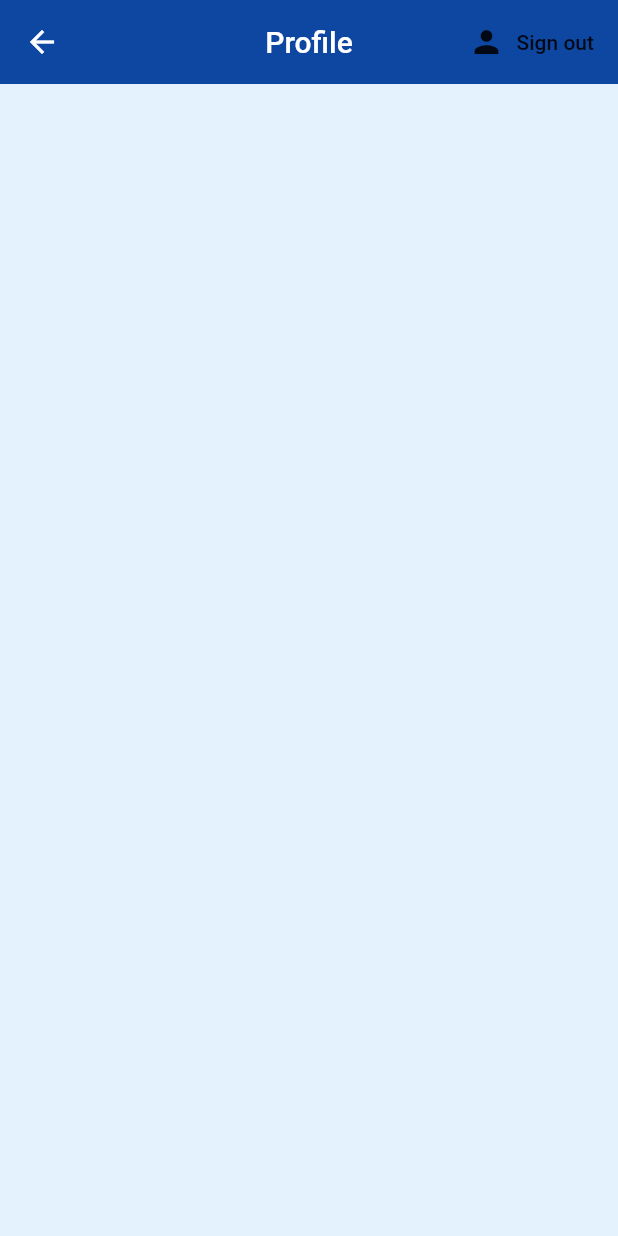
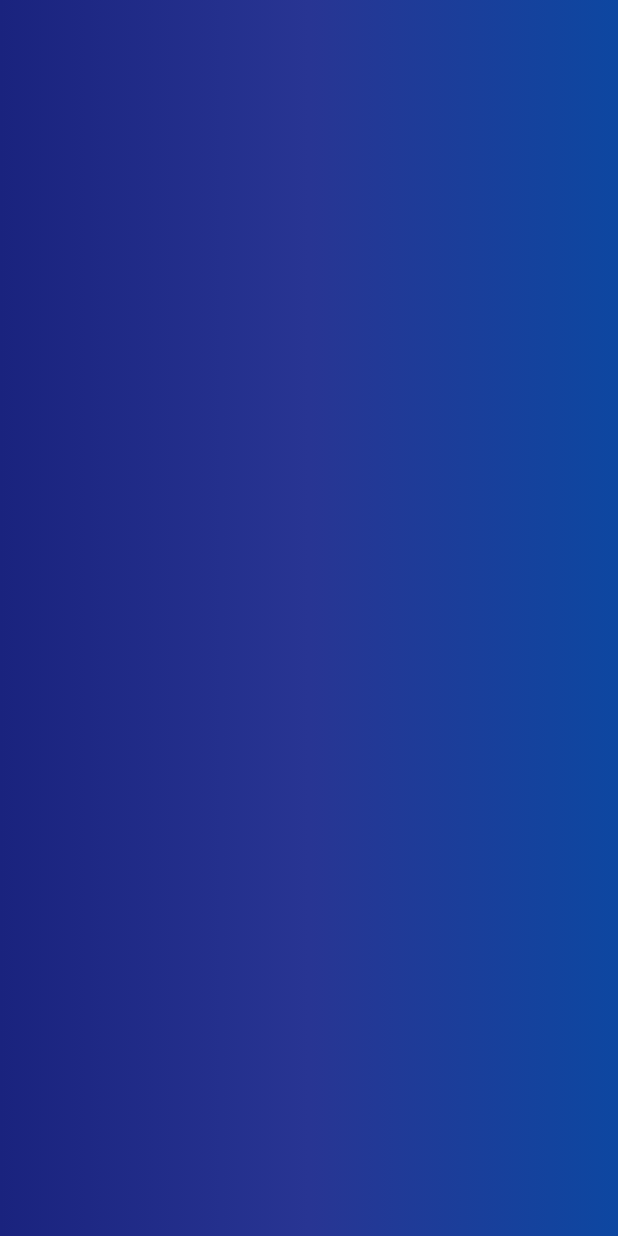
Before and after one commit to albertzoom11/HFAS_Cadets, a Flutter app: the Profile screen opened by its route, on a phone screen of 412 x 824 dp. Run offline on Flutter 3.47's test engine with Material 2 defaults, Android fonts, the phone set to English and light mode, and no system bars; our stand-ins replace cloud_firestore, firebase_auth, flutter_spinkit, google_sign_in, simple_animations; accounts and stored records are empty.

Commit message:
no screen rotation allowed and creation of size config

```diff
--- a/hfas_cadets/lib/main.dart
+++ b/hfas_cadets/lib/main.dart
@@ -1,4 +1,5 @@
 import 'package:flutter/material.dart';
+import 'package:flutter/services.dart';
 import 'package:hfascadets/screens/authentication/forgot_password.dart';
 import 'package:hfascadets/screens/authentication/main_menu.dart';
 import 'package:hfascadets/screens/authentication/sign_in.dart';
@@ -18,6 +19,10 @@ class MyApp extends StatelessWidget {
   // This widget is the root of your application.
   @override
   Widget build(BuildContext context) {
+    SystemChrome.setPreferredOrientations([
+      DeviceOrientation.portraitUp,
+      DeviceOrientation.portraitDown,
+    ]);
     return MaterialApp(
         debugShowCheckedModeBanner: false,
         theme: ThemeData(
--- a/hfas_cadets/lib/screens/home/home.dart
+++ b/hfas_cadets/lib/screens/home/home.dart
@@ -3,6 +3,7 @@ import 'package:hfascadets/screens/home/calendar.dart';
 import 'package:hfascadets/screens/home/dashboard.dart';
 import 'package:hfascadets/screens/home/journal.dart';
 import 'package:hfascadets/screens/home/profile.dart';
+import 'package:hfascadets/screens/models/size_config.dart';
 import 'package:hfascadets/screens/services/auth.dart';
 
 class Home extends StatefulWidget {
@@ -29,6 +30,7 @@ class _HomeState extends State<Home> {
 
   @override
   Widget build(BuildContext context) {
+    SizeConfig().init(context);
     return Scaffold(
       body: PageStorage(
         child: currentScreen,
--- a/hfas_cadets/lib/screens/home/profile.dart
+++ b/hfas_cadets/lib/screens/home/profile.dart
@@ -16,23 +16,17 @@ class _ProfileState extends State<Profile> {
 
     return Scaffold(
       backgroundColor: Colors.blue[50],
-      appBar: AppBar(
-        title: Text('Profile'),
-        centerTitle: true,
-        backgroundColor: Colors.blue[900],
-        elevation: 0.0,
-        actions: <Widget>[
-          FlatButton.icon(
-            icon: Icon(Icons.person),
-            onPressed: () async {
-              dynamic result = await _auth.signOutGoogle();
-              if (result == null) {
-                print('sign out failed');
-              } else {
-                Navigator.pushNamedAndRemoveUntil(context, '/mainMenu', (route) => false);
-              }
-            },
-            label: Text('Sign out'),
+      body: Stack(
+        overflow: Overflow.visible,
+        children: <Widget>[
+          Container(
+            decoration: BoxDecoration(
+              gradient: LinearGradient(colors: [
+                Colors.indigo[900],
+                Colors.indigo[800],
+                Colors.blue[900],
+              ]),
+            ),
           ),
         ],
       ),
```
Also changed, not shown: hfas_cadets/lib/screens/models/size_config.dart (added, +17 -0 lines).
